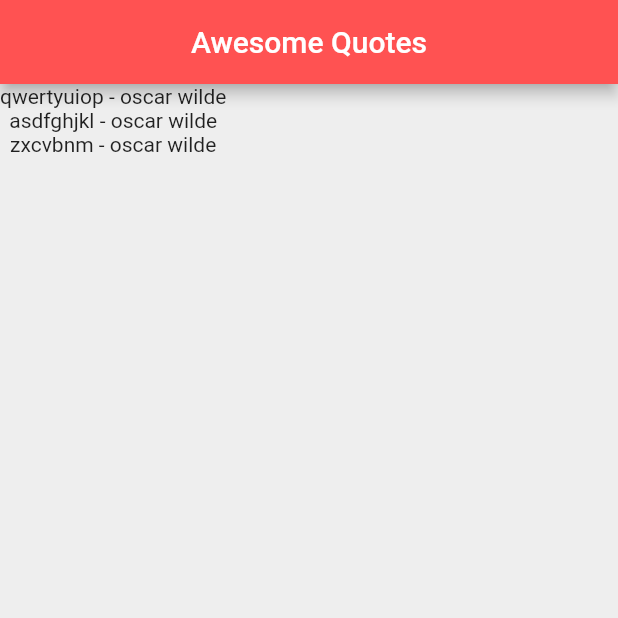
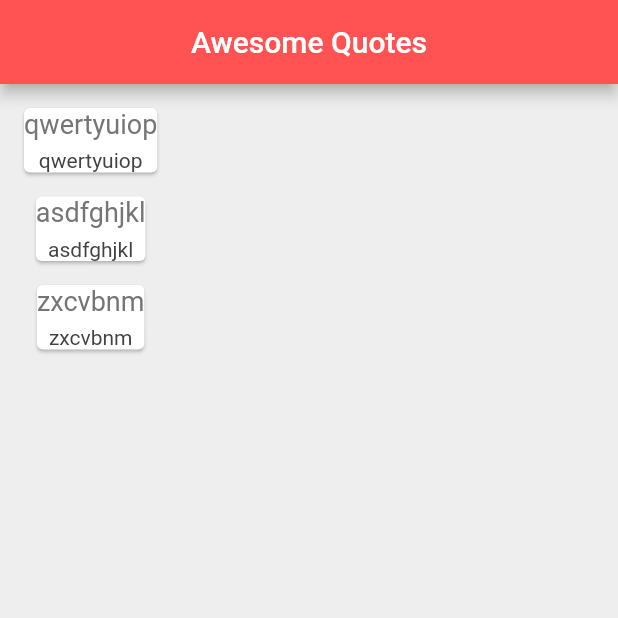
Before and after one commit to kouyoumikan/fluttter_quotes, a Flutter app: the screen it shows after launch, on a phone screen of 412 x 824 dp, the top half of it. Run offline on Flutter 3.47's test engine with Material 2 defaults, Android fonts, the phone set to English and light mode, and no system bars.

Commit message:
#19 Card Class　カードの中に文字を表示する

```diff
--- a/lib/main.dart
+++ b/lib/main.dart
@@ -18,6 +18,31 @@ class _QuoteListState extends State<QuoteList> {
     Quote (author: "oscar wilde", text: "zxcvbnm")
   ];
 
+  Widget quoteTemplate(quote){ // カードを作成するクラス
+    return Card(
+      margin: EdgeInsets.fromLTRB(16.0, 16.0, 16.0, 0),
+      child: Column(
+        children: <Widget>[
+          Text(
+            quote.text,
+            style: TextStyle(
+              fontSize: 18.0,
+              color: Colors.grey[600],
+            ),
+          ),
+          SizedBox(height: 6.0),
+          Text(
+            quote.text,
+            style: TextStyle(
+              fontSize: 14.0,
+              color: Colors.grey[800],
+            )
+          ),
+        ],
+      ),
+    );
+  }
+
   @override
   Widget build(BuildContext context) {
     return Scaffold(
@@ -28,7 +53,7 @@ class _QuoteListState extends State<QuoteList> {
         backgroundColor: Colors.redAccent,
       ),
       body: Column(
-        children: quotes.map((quote) => Text("${quote.text} - ${quote.author}")).toList(),
+        children: quotes.map((quote) => quoteTemplate(quote)).toList(),
       ),
     );
   }
```
